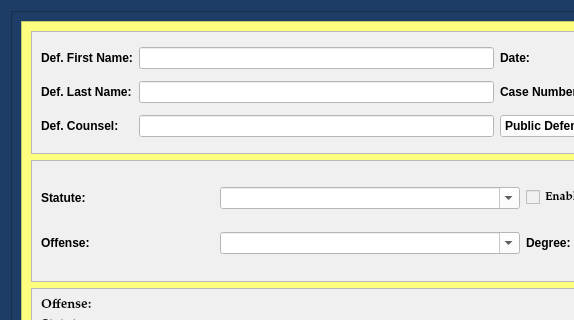
Before: the Qt Designer form package/views/ui/NotGuiltyBondDialog.ui in HunterProgram22/MuniEntry, drawn with Qt 5; both pictures show x 0 to 574 and y 0 to 320 of the 1108 by 855 pixel window.
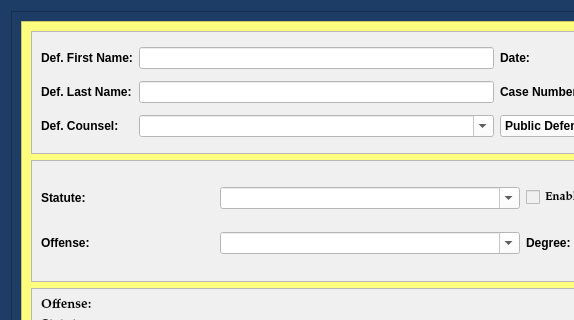
After: the same form once the commit is applied.

Commit message: Updated defense counsel to combobox and added attorneys to load.

Patch:
```diff
--- a/package/views/ui/NotGuiltyBondDialog.ui
+++ b/package/views/ui/NotGuiltyBondDialog.ui
@@ -324,13 +324,6 @@
                </property>
               </widget>
              </item>
-             <item row="2" column="1">
-              <widget class="QLineEdit" name="defense_counsel_name_box">
-               <property name="styleSheet">
-                <string notr="true">background-color: rgb(255, 255, 255);</string>
-               </property>
-              </widget>
-             </item>
              <item row="2" column="2">
               <widget class="QComboBox" name="defense_counsel_type_box">
                <property name="styleSheet">
@@ -355,6 +348,16 @@
                </property>
               </widget>
              </item>
+             <item row="2" column="1">
+              <widget class="QComboBox" name="defense_counsel_name_box">
+               <property name="styleSheet">
+                <string notr="true">background-color: rgb(255, 255, 255);</string>
+               </property>
+               <property name="editable">
+                <bool>true</bool>
+               </property>
+              </widget>
+             </item>
             </layout>
            </widget>
           </item>
```
The commit also changes 16 other files.
